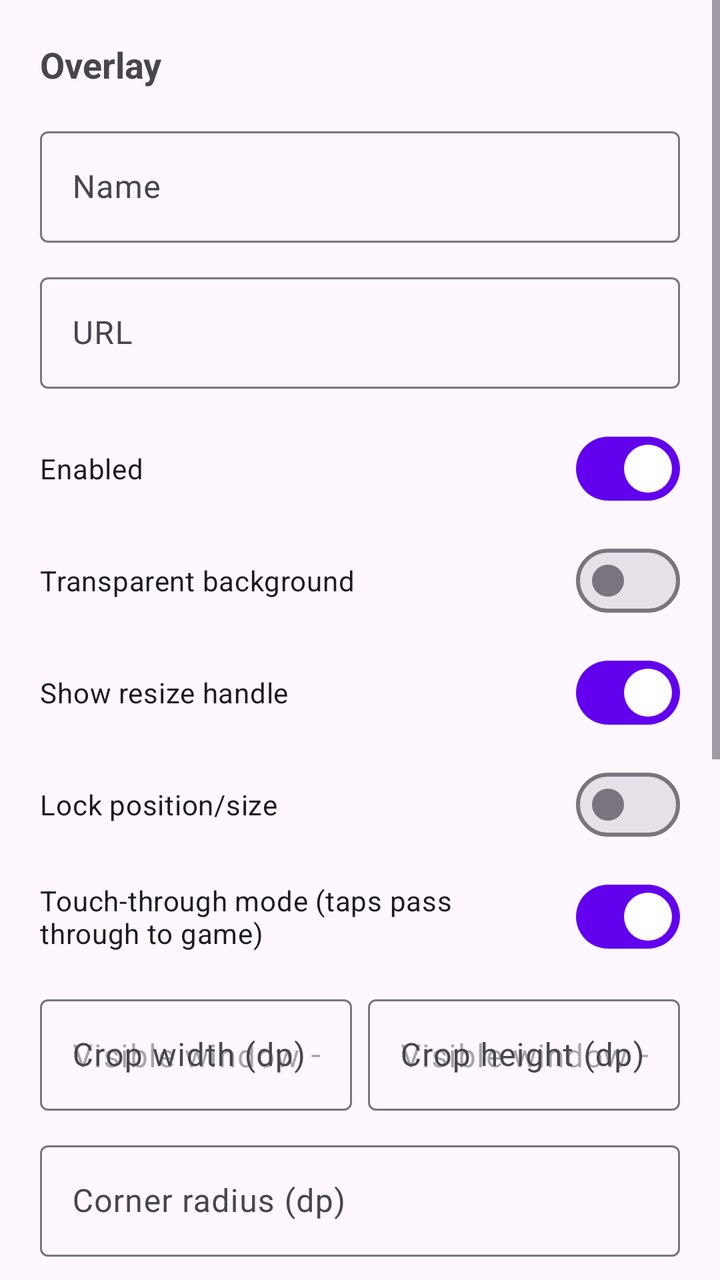
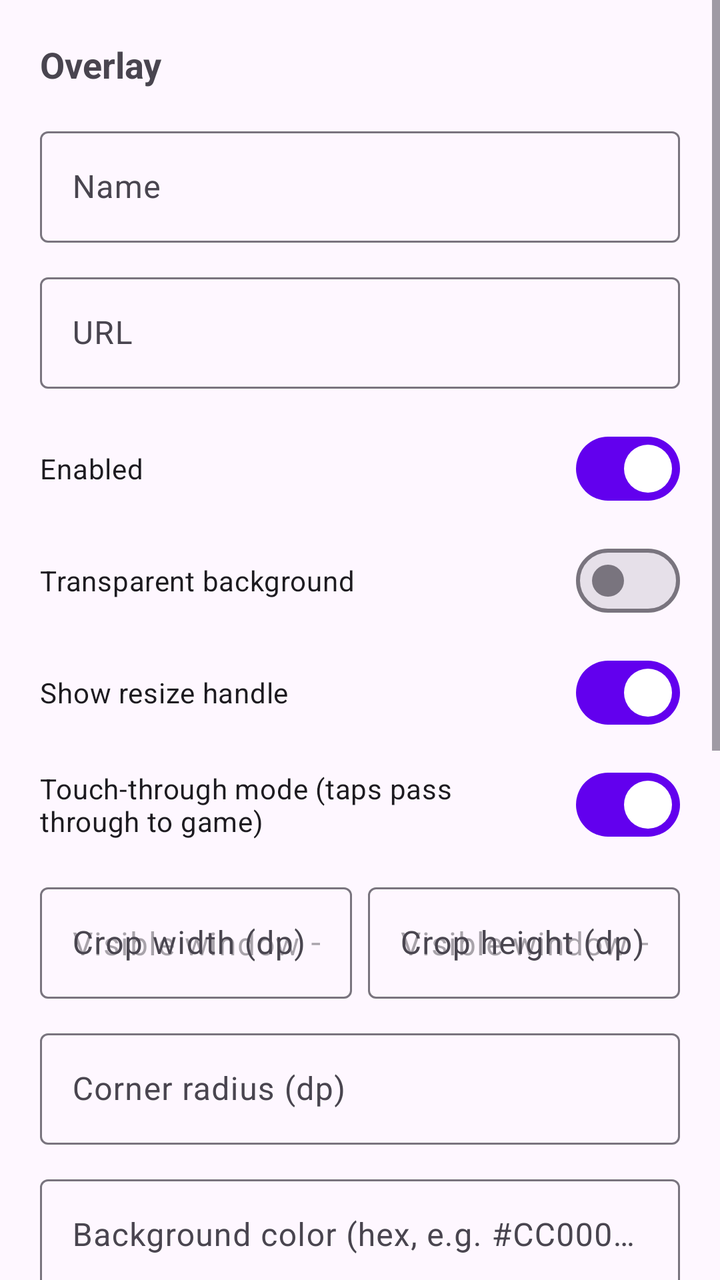

Before-and-after screenshots of an Android layout around one commit, followed by the original layout XML and the change that was made.
<!-- AndroidManifest.xml: application theme Theme.FloatOverlay -->
<!-- res/layout/dialog_overlay_edit.xml -->
<?xml version="1.0" encoding="utf-8"?>
<ScrollView xmlns:android="http://schemas.android.com/apk/res/android"
    android:layout_width="match_parent"
    android:layout_height="wrap_content">

    <LinearLayout
        android:layout_width="match_parent"
        android:layout_height="wrap_content"
        android:orientation="vertical"
        android:padding="20dp">

        <TextView
            android:layout_width="wrap_content"
            android:layout_height="wrap_content"
            android:layout_marginBottom="16dp"
            android:text="Overlay"
            android:textSize="18sp"
            android:textStyle="bold" />

        <com.google.android.material.textfield.TextInputLayout
            android:layout_width="match_parent"
            android:layout_height="wrap_content"
            android:hint="Name">

            <com.google.android.material.textfield.TextInputEditText
                android:id="@+id/nameInput"
                android:layout_width="match_parent"
                android:layout_height="wrap_content"
                android:inputType="text" />

        </com.google.android.material.textfield.TextInputLayout>

        <com.google.android.material.textfield.TextInputLayout
            android:layout_width="match_parent"
            android:layout_height="wrap_content"
            android:layout_marginTop="12dp"
            android:hint="URL">

            <com.google.android.material.textfield.TextInputEditText
                android:id="@+id/urlInput"
                android:layout_width="match_parent"
                android:layout_height="wrap_content"
                android:inputType="textUri" />

        </com.google.android.material.textfield.TextInputLayout>

        <com.google.android.material.materialswitch.MaterialSwitch
            android:id="@+id/enabledSwitch"
            android:layout_width="match_parent"
            android:layout_height="wrap_content"
            android:layout_marginTop="16dp"
            android:checked="true"
            android:text="Enabled" />

        <com.google.android.material.materialswitch.MaterialSwitch
            android:id="@+id/transparentBackgroundSwitch"
            android:layout_width="match_parent"
            android:layout_height="wrap_content"
            android:layout_marginTop="8dp"
            android:text="Transparent background" />

        <com.google.android.material.materialswitch.MaterialSwitch
            android:id="@+id/showResizeHandleSwitch"
            android:layout_width="match_parent"
            android:layout_height="wrap_content"
            android:layout_marginTop="8dp"
            android:checked="true"
            android:text="Show resize handle" />

        <com.google.android.material.materialswitch.MaterialSwitch
            android:id="@+id/lockOverlaySwitch"
            android:layout_width="match_parent"
            android:layout_height="wrap_content"
            android:layout_marginTop="8dp"
            android:text="Lock position/size" />

        <com.google.android.material.materialswitch.MaterialSwitch
            android:id="@+id/touchThroughSwitch"
            android:layout_width="match_parent"
            android:layout_height="wrap_content"
            android:layout_marginTop="8dp"
            android:checked="true"
            android:text="Touch-through mode (taps pass through to game)" />

        <LinearLayout
            android:layout_width="match_parent"
            android:layout_height="wrap_content"
            android:layout_marginTop="12dp"
            android:orientation="horizontal">

            <com.google.android.material.textfield.TextInputLayout
                android:layout_width="0dp"
                android:layout_height="wrap_content"
                android:layout_marginEnd="8dp"
                android:layout_weight="1"
                android:hint="Crop width (dp)">

                <com.google.android.material.textfield.TextInputEditText
                    android:id="@+id/widthInput"
                    android:layout_width="match_parent"
                    android:layout_height="wrap_content"
                    android:hint="Visible window — drag the corner handle"
                    android:inputType="number" />

            </com.google.android.material.textfield.TextInputLayout>

            <com.google.android.material.textfield.TextInputLayout
                android:layout_width="0dp"
                android:layout_height="wrap_content"
                android:layout_weight="1"
                android:hint="Crop height (dp)">

                <com.google.android.material.textfield.TextInputEditText
                    android:id="@+id/heightInput"
                    android:layout_width="match_parent"
                    android:layout_height="wrap_content"
                    android:hint="Visible window — drag the corner handle"
                    android:inputType="number" />

            </com.google.android.material.textfield.TextInputLayout>

        </LinearLayout>

        <com.google.android.material.textfield.TextInputLayout
            android:layout_width="match_parent"
            android:layout_height="wrap_content"
            android:layout_marginTop="12dp"
            android:hint="Corner radius (dp)">

            <com.google.android.material.textfield.TextInputEditText
                android:id="@+id/cornerRadiusInput"
                android:layout_width="match_parent"
                android:layout_height="wrap_content"
                android:inputType="number" />

        </com.google.android.material.textfield.TextInputLayout>

        <com.google.android.material.textfield.TextInputLayout
            android:layout_width="match_parent"
            android:layout_height="wrap_content"
            android:layout_marginTop="12dp"
            android:hint="Background color (hex, e.g. #CC000000)">

            <com.google.android.material.textfield.TextInputEditText
                android:id="@+id/colorInput"
                android:layout_width="match_parent"
                android:layout_height="wrap_content"
                android:inputType="text" />

        </com.google.android.material.textfield.TextInputLayout>

        <TextView
            android:layout_width="wrap_content"
            android:layout_height="wrap_content"
            android:layout_marginTop="16dp"
            android:text="Position (px from screen edges)"
            android:textSize="14sp"
            android:textStyle="bold" />

        <TextView
            android:id="@+id/positionInfo"
            android:layout_width="match_parent"
            android:layout_height="wrap_content"
            android:layout_marginTop="4dp"
            android:text="Left: 0 | Top: 0 | Right: 0 | Bottom: 0"
            android:textSize="12sp" />

        <LinearLayout
            android:layout_width="match_parent"
            android:layout_height="wrap_content"
            android:layout_marginTop="8dp"
            android:orientation="horizontal">

            <com.google.android.material.textfield.TextInputLayout
                android:layout_width="0dp"
                android:layout_height="wrap_content"
                android:layout_marginEnd="8dp"
                android:layout_weight="1"
                android:hint="Left (px)">

                <com.google.android.material.textfield.TextInputEditText
                    android:id="@+id/posXInput"
                    android:layout_width="match_parent"
                    android:layout_height="wrap_content"
                    android:inputType="numberSigned" />

            </com.google.android.material.textfield.TextInputLayout>

            <com.google.android.material.textfield.TextInputLayout
                android:layout_width="0dp"
                android:layout_height="wrap_content"
                android:layout_weight="1"
                android:hint="Top (px)">

                <com.google.android.material.textfield.TextInputEditText
                    android:id="@+id/posYInput"
                    android:layout_width="match_parent"
                    android:layout_height="wrap_content"
                    android:inputType="numberSigned" />

            </com.google.android.material.textfield.TextInputLayout>

        </LinearLayout>

        <TextView
            android:layout_width="wrap_content"
            android:layout_height="wrap_content"
            android:layout_marginTop="16dp"
            android:text="Opacity" />

        <SeekBar
            android:id="@+id/opacitySeekBar"
            android:layout_width="match_parent"
            android:layout_height="wrap_content"
            android:layout_marginTop="4dp"
            android:max="100"
            android:progress="100" />

        <TextView
            android:id="@+id/opacityValue"
            android:layout_width="wrap_content"
            android:layout_height="wrap_content"
            android:layout_marginTop="4dp"
            android:text="100%" />

        <TextView
            android:layout_width="wrap_content"
            android:layout_height="wrap_content"
            android:layout_marginTop="16dp"
            android:text="Content size (zoom)" />

        <SeekBar
            android:id="@+id/scaleSeekBar"
            android:layout_width="match_parent"
            android:layout_height="wrap_content"
            android:layout_marginTop="4dp"
            android:max="275"
            android:progress="75" />

        <TextView
            android:id="@+id/scaleValue"
            android:layout_width="wrap_content"
            android:layout_height="wrap_content"
            android:layout_marginTop="4dp"
            android:text="100%" />

        <LinearLayout
            android:layout_width="match_parent"
            android:layout_height="wrap_content"
            android:layout_marginTop="12dp"
            android:orientation="horizontal">

            <com.google.android.material.textfield.TextInputLayout
                android:layout_width="0dp"
                android:layout_height="wrap_content"
                android:layout_marginEnd="8dp"
                android:layout_weight="1"
                android:hint="Content offset X (px)">

                <com.google.android.material.textfield.TextInputEditText
                    android:id="@+id/offsetXInput"
                    android:layout_width="match_parent"
                    android:layout_height="wrap_content"
                    android:inputType="numberSigned" />

            </com.google.android.material.textfield.TextInputLayout>

            <com.google.android.material.textfield.TextInputLayout
                android:layout_width="0dp"
                android:layout_height="wrap_content"
                android:layout_weight="1"
                android:hint="Content offset Y (px)">

                <com.google.android.material.textfield.TextInputEditText
                    android:id="@+id/offsetYInput"
                    android:layout_width="match_parent"
                    android:layout_height="wrap_content"
                    android:inputType="numberSigned" />

            </com.google.android.material.textfield.TextInputLayout>

        </LinearLayout>

    </LinearLayout>
</ScrollView>
<!-- resources referenced by this layout -->
<resources>
  <style name="Theme.FloatOverlay" parent="Theme.Material3.DayNight.NoActionBar">
          <item name="colorPrimary">@color/purple_500</item>
          <item name="colorPrimaryVariant">@color/purple_700</item>
          <item name="colorOnPrimary">@color/white</item>
          <item name="colorSecondary">@color/teal_200</item>
          <item name="colorSecondaryVariant">@color/teal_700</item>
          <item name="android:statusBarColor">@color/purple_700</item>
      </style>
  <color name="purple_500">#FF6200EE</color>
  <color name="purple_700">#FF3700B3</color>
  <color name="white">#FFFFFFFF</color>
  <color name="teal_200">#FF03DAC5</color>
  <color name="teal_700">#FF018786</color>
</resources>

<!-- the commit's change to res/layout/dialog_overlay_edit.xml (unified diff, before → after) -->
@@ -68,13 +68,6 @@
             android:text="Show resize handle" />
 
         <com.google.android.material.materialswitch.MaterialSwitch
-            android:id="@+id/lockOverlaySwitch"
-            android:layout_width="match_parent"
-            android:layout_height="wrap_content"
-            android:layout_marginTop="8dp"
-            android:text="Lock position/size" />
-
-        <com.google.android.material.materialswitch.MaterialSwitch
             android:id="@+id/touchThroughSwitch"
             android:layout_width="match_parent"
             android:layout_height="wrap_content"
@@ -244,6 +237,20 @@
             android:layout_marginTop="4dp"
             android:text="100%" />
 
+        <com.google.android.material.textfield.TextInputLayout
+            android:layout_width="match_parent"
+            android:layout_height="wrap_content"
+            android:layout_marginTop="8dp"
+            android:hint="Content size %">
+
+            <com.google.android.material.textfield.TextInputEditText
+                android:id="@+id/scaleInput"
+                android:layout_width="match_parent"
+                android:layout_height="wrap_content"
+                android:inputType="number" />
+
+        </com.google.android.material.textfield.TextInputLayout>
+
         <LinearLayout
             android:layout_width="match_parent"
             android:layout_height="wrap_content"
